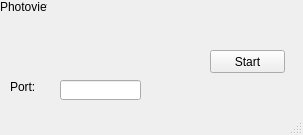
First picture: the form in AppUI/mainwindow.ui, repository zyq1569/photos, before the edit.
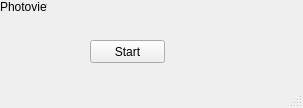
Second picture: the form after the edit.

Commit message: fine-tune

Patch:
```diff
--- a/AppUI/mainwindow.ui
+++ b/AppUI/mainwindow.ui
@@ -7,7 +7,7 @@
     <x>0</x>
     <y>0</y>
     <width>303</width>
-    <height>135</height>
+    <height>108</height>
    </rect>
   </property>
   <property name="windowTitle">
@@ -17,8 +17,8 @@
    <widget class="QPushButton" name="startButton">
     <property name="geometry">
      <rect>
-      <x>210</x>
-      <y>50</y>
+      <x>90</x>
+      <y>40</y>
       <width>75</width>
       <height>23</height>
      </rect>
@@ -40,29 +40,6 @@
      <string>Photoview</string>
     </property>
    </widget>
-   <widget class="QLabel" name="label_2">
-    <property name="geometry">
-     <rect>
-      <x>10</x>
-      <y>80</y>
-      <width>47</width>
-      <height>14</height>
-     </rect>
-    </property>
-    <property name="text">
-     <string>Port:</string>
-    </property>
-   </widget>
-   <widget class="QLineEdit" name="lineEdit">
-    <property name="geometry">
-     <rect>
-      <x>60</x>
-      <y>80</y>
-      <width>81</width>
-      <height>20</height>
-     </rect>
-    </property>
-   </widget>
   </widget>
   <widget class="QStatusBar" name="statusbar"/>
  </widget>
```
The commit also changes 1 other file.
